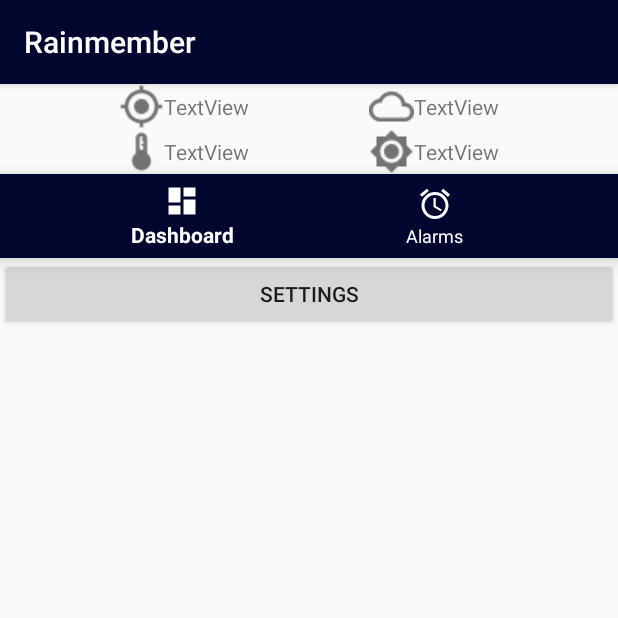
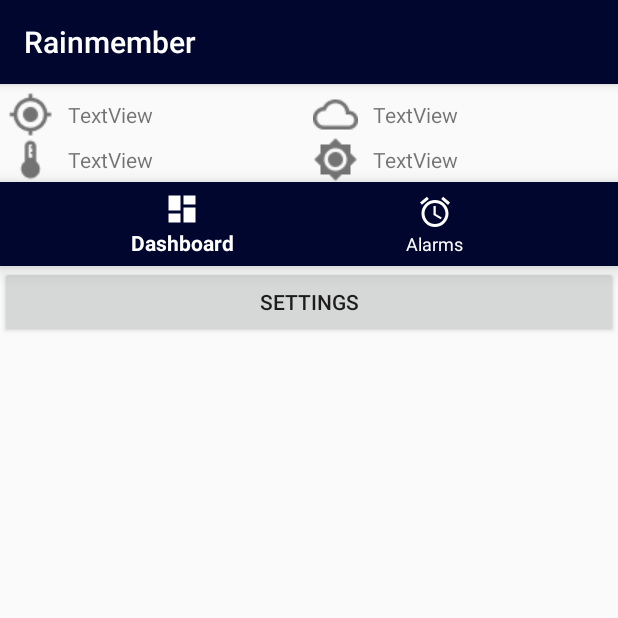
Before and after one commit to heitorado/Rainmember, an Android app: the screen it shows after launch (MainActivity), on a phone screen of 412 x 824 dp, the top half of it. Run offline under Robolectric (Android 15) with nearby library versions, the phone set to English and light mode, and no system bars; libraries missing offline, so code that uses them is left out: org.jetbrains.anko; 4 statements that could not run were skipped.

Commit message:
Adjust quickinfo section style

```diff
--- a/Rainmember/app/src/main/res/layout/activity_main.xml
+++ b/Rainmember/app/src/main/res/layout/activity_main.xml
@@ -8,55 +8,77 @@
 
     <TextView
         android:id="@+id/currentLocation"
-        android:layout_width="wrap_content"
+        android:layout_width="0dp"
         android:layout_height="wrap_content"
+        android:layout_marginLeft="5sp"
+        android:layout_marginTop="5sp"
+        android:layout_marginRight="2.5sp"
+        android:drawableStart="@drawable/quickinfo_gps_fixed_24px"
         android:drawableLeft="@drawable/quickinfo_gps_fixed_24px"
-        android:gravity="center"
+        android:drawablePadding="10sp"
+        android:gravity="center|start"
         android:text="TextView"
-        app:layout_constraintBottom_toTopOf="@id/currentTemperature"
-        app:layout_constraintEnd_toStartOf="@id/currentWeather"
+        app:layout_constraintBottom_toTopOf="@+id/currentTemperature"
+        app:layout_constraintEnd_toStartOf="@+id/currentWeather"
         app:layout_constraintStart_toStartOf="parent"
         app:layout_constraintTop_toTopOf="parent"
-        android:drawableStart="@drawable/quickinfo_gps_fixed_24px" />
+        android:layout_marginStart="5sp"
+        android:layout_marginEnd="2.5sp" />
 
     <TextView
         android:id="@+id/currentTemperature"
-        android:layout_width="wrap_content"
+        android:layout_width="0dp"
         android:layout_height="wrap_content"
+        android:layout_marginLeft="5sp"
+        android:layout_marginRight="2.5sp"
+        android:drawableStart="@drawable/quickinfo_thermostat_24px"
         android:drawableLeft="@drawable/quickinfo_thermostat_24px"
-        android:gravity="center"
+        android:drawablePadding="10sp"
+        android:gravity="center|start"
         android:text="TextView"
         app:layout_constraintBottom_toTopOf="@+id/navigation_view"
-        app:layout_constraintEnd_toStartOf="@id/currentUv"
+        app:layout_constraintEnd_toStartOf="@+id/currentUv"
         app:layout_constraintStart_toStartOf="parent"
-        app:layout_constraintTop_toBottomOf="@id/currentLocation"
-        android:drawableStart="@drawable/quickinfo_thermostat_24px" />
+        app:layout_constraintTop_toBottomOf="@+id/currentLocation"
+        android:layout_marginStart="5sp"
+        android:layout_marginEnd="2.5sp" />
 
     <TextView
         android:id="@+id/currentWeather"
-        android:layout_width="wrap_content"
+        android:layout_width="0dp"
         android:layout_height="wrap_content"
+        android:layout_marginLeft="2.5sp"
+        android:layout_marginTop="5sp"
+        android:layout_marginRight="5sp"
+        android:drawableStart="@drawable/quickinfo_cloud_queue_24px"
         android:drawableLeft="@drawable/quickinfo_cloud_queue_24px"
-        android:gravity="center"
+        android:drawablePadding="10sp"
+        android:gravity="center|start"
         android:text="TextView"
-        app:layout_constraintBottom_toTopOf="@id/currentUv"
+        app:layout_constraintBottom_toTopOf="@+id/currentUv"
         app:layout_constraintEnd_toEndOf="parent"
-        app:layout_constraintStart_toEndOf="@id/currentLocation"
+        app:layout_constraintStart_toEndOf="@+id/currentLocation"
         app:layout_constraintTop_toTopOf="parent"
-        android:drawableStart="@drawable/quickinfo_cloud_queue_24px" />
+        android:layout_marginStart="2.5sp"
+        android:layout_marginEnd="5sp" />
 
     <TextView
         android:id="@+id/currentUv"
-        android:layout_width="wrap_content"
+        android:layout_width="0dp"
         android:layout_height="wrap_content"
+        android:layout_marginLeft="2.5sp"
+        android:layout_marginRight="5sp"
+        android:drawableStart="@drawable/quickinfo_brightness_high_24px"
         android:drawableLeft="@drawable/quickinfo_brightness_high_24px"
-        android:gravity="center"
+        android:drawablePadding="10sp"
+        android:gravity="center|start"
         android:text="TextView"
         app:layout_constraintBottom_toTopOf="@+id/navigation_view"
         app:layout_constraintEnd_toEndOf="parent"
-        app:layout_constraintStart_toEndOf="@id/currentTemperature"
-        app:layout_constraintTop_toBottomOf="@id/currentWeather"
-        android:drawableStart="@drawable/quickinfo_brightness_high_24px" />
+        app:layout_constraintStart_toEndOf="@+id/currentTemperature"
+        app:layout_constraintTop_toBottomOf="@+id/currentWeather"
+        android:layout_marginStart="2.5sp"
+        android:layout_marginEnd="5sp" />
 
     <com.google.android.material.bottomnavigation.BottomNavigationView
         android:id="@+id/navigation_view"
@@ -75,8 +97,7 @@
         android:id="@+id/app_container"
         android:layout_width="match_parent"
         android:layout_height="wrap_content"
-        app:layout_constraintTop_toBottomOf="@id/navigation_view"
         app:layout_constraintLeft_toLeftOf="parent"
-        />
+        app:layout_constraintTop_toBottomOf="@id/navigation_view" />
 
 </androidx.constraintlayout.widget.ConstraintLayout>
```
